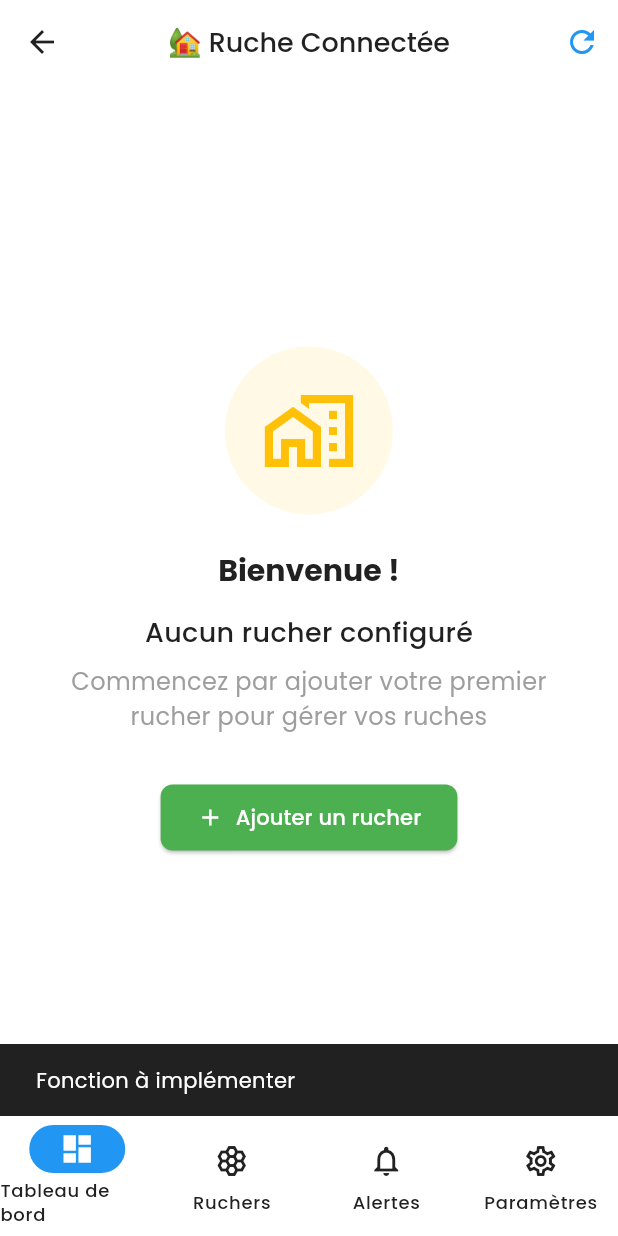
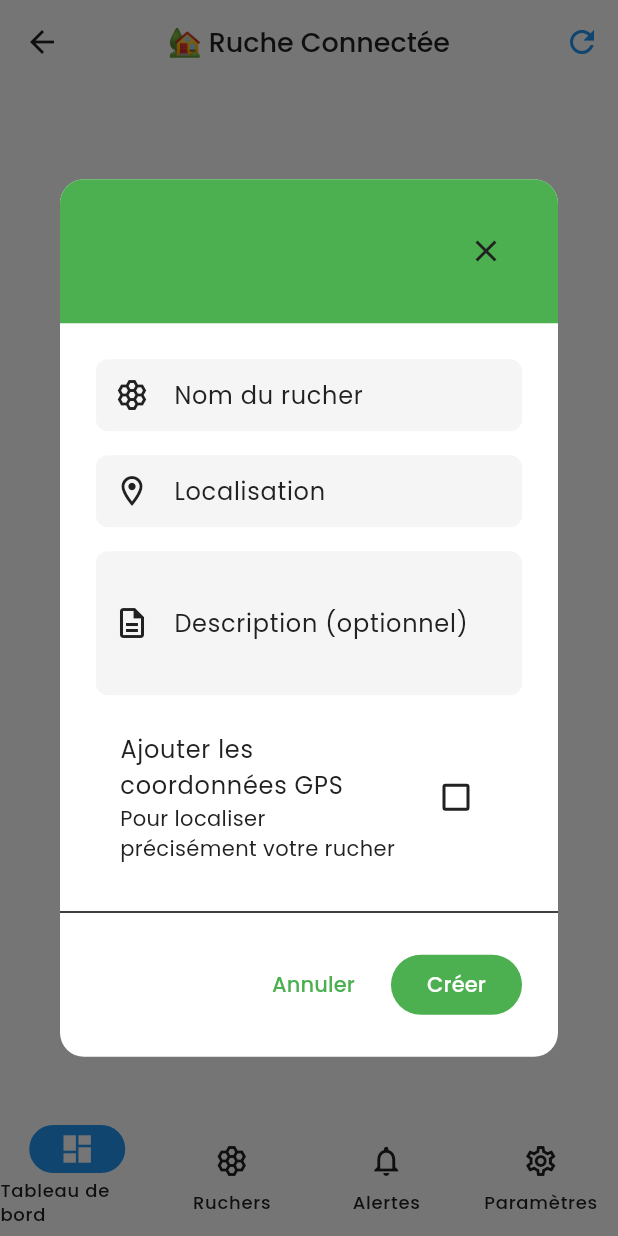
Before and after one commit to Break-Carrier/rc_mobile_app, a Flutter app: the MainScreen screen opened directly, after a tap on "Ajouter un rucher", on a phone screen of 412 x 824 dp. Run offline on Flutter 3.47's test engine with Material 3 defaults, Android fonts, the phone set to English and light mode, and no system bars; our stand-ins replace cloud_firestore, equatable, firebase_auth, firebase_core, firebase_database, fl_chart and 5 more; accounts and stored records are empty; generated files the repository leaves out were written again; statements that could not run were skipped.

Commit message:
Enhance ApiariesScreen to support automatic dialog opening
- Updated routing in `AppRouter` to pass an `autoCreate` query parameter to `ApiariesScreen`, allowing for automatic opening of the create dialog.
- Modified `ApiariesScreen` to accept an `autoOpenCreateDialog` parameter, improving user experience by streamlining the creation process.
- Refactored `_ApiariesView` to handle the automatic dialog opening based on the passed parameter, enhancing the overall functionality of the screen.

These changes improve the usability of the apiary management feature by facilitating quicker access to the create dialog when needed.

```diff
--- a/lib/core/routes/app_router.dart
+++ b/lib/core/routes/app_router.dart
@@ -100,7 +100,11 @@ class AppRouter {
           GoRoute(
             path: '/apiaries',
             name: 'apiaries',
-            builder: (context, state) => const ApiariesScreen(),
+            builder: (context, state) {
+              final autoCreate =
+                  state.uri.queryParameters['autoCreate'] == 'true';
+              return ApiariesScreen(autoOpenCreateDialog: autoCreate);
+            },
           ),
           // Route unifiée d'un rucher (informations + statistiques + ruches)
           GoRoute(
--- a/lib/features/apiary/presentation/pages/apiaries_screen.dart
+++ b/lib/features/apiary/presentation/pages/apiaries_screen.dart
@@ -13,20 +13,43 @@ import '../widgets/create_apiary_dialog.dart';
 
 /// Écran principal de gestion des ruchers
 class ApiariesScreen extends StatelessWidget {
-  const ApiariesScreen({super.key});
+  final bool autoOpenCreateDialog;
+
+  const ApiariesScreen({
+    super.key,
+    this.autoOpenCreateDialog = false,
+  });
 
   @override
   Widget build(BuildContext context) {
     return BlocProvider(
       create: (context) =>
           ApiaryInjection.getApiaryBloc()..add(const StartWatchingApiaries()),
-      child: const _ApiariesView(),
+      child: _ApiariesView(autoOpenCreateDialog: autoOpenCreateDialog),
     );
   }
 }
 
-class _ApiariesView extends StatelessWidget {
-  const _ApiariesView();
+class _ApiariesView extends StatefulWidget {
+  final bool autoOpenCreateDialog;
+
+  const _ApiariesView({this.autoOpenCreateDialog = false});
+
+  @override
+  State<_ApiariesView> createState() => _ApiariesViewState();
+}
+
+class _ApiariesViewState extends State<_ApiariesView> {
+  @override
+  void initState() {
+    super.initState();
+    // Ouvrir automatiquement le dialogue si demandé
+    if (widget.autoOpenCreateDialog) {
+      WidgetsBinding.instance.addPostFrameCallback((_) {
+        _showCreateApiaryDialog(context);
+      });
+    }
+  }
 
   @override
   Widget build(BuildContext context) {
--- a/lib/features/dashboard/presentation/widgets/dashboard_states.dart
+++ b/lib/features/dashboard/presentation/widgets/dashboard_states.dart
@@ -1,5 +1,6 @@
 import 'package:flutter/material.dart';
 import 'package:flutter_bloc/flutter_bloc.dart';
+import 'package:go_router/go_router.dart';
 import '../../domain/bloc/dashboard_bloc.dart';
 
 class DashboardLoadingWidget extends StatelessWidget {
@@ -108,10 +109,8 @@ class NoApiariesWidget extends StatelessWidget {
             const SizedBox(height: 32),
             ElevatedButton.icon(
               onPressed: () {
-                // TODO: Navigation vers ajout rucher
-                ScaffoldMessenger.of(context).showSnackBar(
-                  const SnackBar(content: Text('Fonction à implémenter')),
-                );
+                // Rediriger vers la page des ruchers avec ouverture automatique du dialogue
+                context.go('/apiaries?autoCreate=true');
               },
               icon: const Icon(Icons.add),
               label: const Text('Ajouter un rucher'),
```
